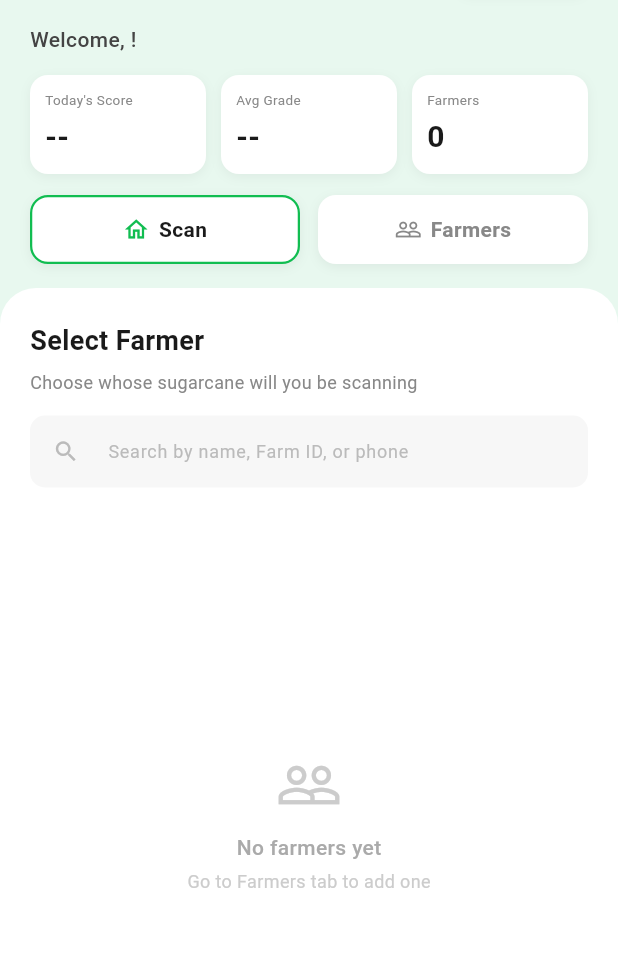
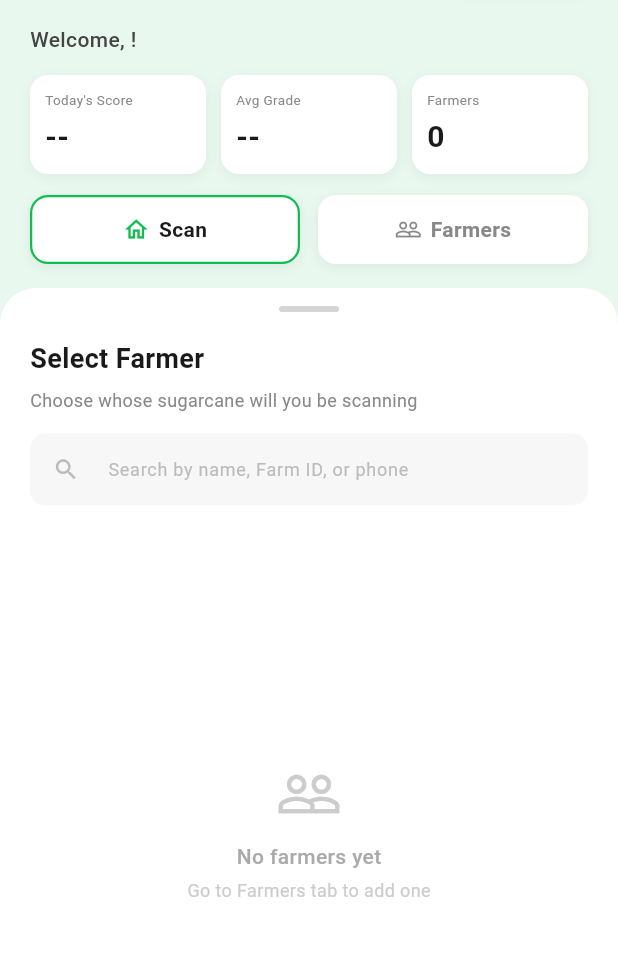
Before and after one commit to Angeloooww/CaneVision, a Flutter app: the MainPage screen opened directly, on a phone screen of 412 x 824 dp, the part 90-1046 px from its top. Run offline on Flutter 3.47's test engine with Material 3 defaults, Android fonts, the phone set to English and light mode, and no system bars; our stand-ins replace cloud_firestore, firebase_auth, firebase_core, firebase_storage, image_picker; missing offline and left inert: tflite_flutter; accounts and stored records are empty.

Commit message:
added handle to drag aUh

```diff
--- a/lib/main_page.dart
+++ b/lib/main_page.dart
@@ -11,7 +11,8 @@ class MainPage extends StatefulWidget {
   State<MainPage> createState() => _MainPageState();
 }
 
-class _MainPageState extends State<MainPage> {
+class _MainPageState extends State<MainPage>
+    with SingleTickerProviderStateMixin {
   int _selectedTab = 0; // 0 = Scan, 1 = Farmers
   int _selectedFarmerTab = 0; // 0 = Registered, 1 = New Farmer
 
@@ -34,9 +35,19 @@ class _MainPageState extends State<MainPage> {
   final FirebaseFirestore _firestore = FirebaseFirestore.instance;
   final FirebaseAuth _auth = FirebaseAuth.instance;
 
+  // ── Drag handle / expandable sheet ────────────────────────────
+  // 0.0 = normal (header visible), 1.0 = expanded (card covers the screen)
+  late final AnimationController _sheetController;
+  final GlobalKey _headerKey = GlobalKey();
+  double _headerHeight = 300; // updated with the real height at drag start
+
   @override
   void initState() {
     super.initState();
+    _sheetController = AnimationController(
+      vsync: this,
+      duration: const Duration(milliseconds: 250),
+    );
     _searchController.addListener(() {
       setState(() => _searchQuery = _searchController.text.toLowerCase());
     });
@@ -44,12 +55,50 @@ class _MainPageState extends State<MainPage> {
 
   @override
   void dispose() {
+    _sheetController.dispose();
     _searchController.dispose();
     _nameController.dispose();
     _farmIdController.dispose();
     _emailController.dispose();
     _phoneController.dispose();
     super.dispose();
+  }
+
+  void _measureHeader() {
+    final box = _headerKey.currentContext?.findRenderObject() as RenderBox?;
+    if (box != null && box.hasSize && box.size.height > 0) {
+      _headerHeight = box.size.height;
+    }
+  }
+
+  void _onHandleDragStart(DragStartDetails details) {
+    _sheetController.stop();
+    _measureHeader();
+  }
+
+  void _onHandleDragUpdate(DragUpdateDetails details) {
+    // Dragging up (negative dy) expands, dragging down collapses.
+    final delta = -details.delta.dy / _headerHeight;
+    _sheetController.value = (_sheetController.value + delta).clamp(0.0, 1.0);
+  }
+
+  void _onHandleDragEnd(DragEndDetails details) {
+    final velocity = details.primaryVelocity ?? 0;
+    double target;
+    if (velocity < -300) {
+      target = 1.0;
+    } else if (velocity > 300) {
+      target = 0.0;
+    } else {
+      target = _sheetController.value > 0.5 ? 1.0 : 0.0;
+    }
+    _sheetController.animateTo(target, curve: Curves.easeOut);
+  }
+
+  void _toggleSheet() {
+    _measureHeader();
+    final target = _sheetController.value > 0.5 ? 0.0 : 1.0;
+    _sheetController.animateTo(target, curve: Curves.easeInOut);
   }
 
   // ── Logout ────────────────────────────────────────────────────
@@ -171,10 +220,31 @@ class _MainPageState extends State<MainPage> {
         child: Column(
           crossAxisAlignment: CrossAxisAlignment.start,
           children: [
+            // ── Collapsible header (shrinks as the sheet is dragged up) ──
+            AnimatedBuilder(
+              animation: _sheetController,
+              builder: (context, child) {
+                final progress = _sheetController.value;
+                return ClipRect(
+                  child: Align(
+                    alignment: Alignment.topCenter,
+                    heightFactor: 1.0 - progress,
+                    child: Opacity(
+                      opacity: (1.0 - progress * 1.4).clamp(0.0, 1.0),
+                      child: child,
+                    ),
+                  ),
+                );
+              },
+              child: Column(
+                key: _headerKey,
+                mainAxisSize: MainAxisSize.min,
+                crossAxisAlignment: CrossAxisAlignment.start,
+                children: [
                   // ── Top App Bar ───────────────────────────────────────
                   Padding(
-              padding:
-                  const EdgeInsets.symmetric(horizontal: 20, vertical: 16),
+                    padding: const EdgeInsets.symmetric(
+                        horizontal: 20, vertical: 16),
                     child: Row(
                       children: [
                         Container(
@@ -215,7 +285,8 @@ class _MainPageState extends State<MainPage> {
                             ),
                             child: const Row(
                               children: [
-                          Icon(Icons.logout, size: 16, color: Colors.redAccent),
+                                Icon(Icons.logout,
+                                    size: 16, color: Colors.redAccent),
                                 SizedBox(width: 5),
                                 Text('Logout',
                                     style: TextStyle(
@@ -248,8 +319,9 @@ class _MainPageState extends State<MainPage> {
                     child: StreamBuilder<QuerySnapshot>(
                       stream: _firestore.collection('farmers').snapshots(),
                       builder: (context, snapshot) {
-                  final docs =
-                      snapshot.hasData ? snapshot.data!.docs : <QueryDocumentSnapshot>[];
+                        final docs = snapshot.hasData
+                            ? snapshot.data!.docs
+                            : <QueryDocumentSnapshot>[];
                         final count = docs.length;
 
                         // Grade → numeric rank (FA best=1, FF worst=6)
@@ -265,7 +337,9 @@ class _MainPageState extends State<MainPage> {
                         // Only farmers with a real grade assigned
                         final graded = docs.where((doc) {
                           final data = doc.data() as Map<String, dynamic>;
-                    final g = (data['grade'] ?? '--').toString().toUpperCase();
+                          final g = (data['grade'] ?? '--')
+                              .toString()
+                              .toUpperCase();
                           return gradeRank.containsKey(g);
                         }).toList();
 
@@ -273,10 +347,13 @@ class _MainPageState extends State<MainPage> {
                         if (graded.isNotEmpty) {
                           final total = graded.fold<int>(0, (sum, doc) {
                             final data = doc.data() as Map<String, dynamic>;
-                      final g = (data['grade'] ?? '').toString().toUpperCase();
+                            final g = (data['grade'] ?? '')
+                                .toString()
+                                .toUpperCase();
                             return sum + (gradeRank[g] ?? 0);
                           });
-                    final avg = (total / graded.length).round().clamp(1, 6);
+                          final avg =
+                              (total / graded.length).round().clamp(1, 6);
                           avgGrade = rankToGrade[avg] ?? '--';
                         }
 
@@ -331,8 +408,11 @@ class _MainPageState extends State<MainPage> {
                   ),
 
                   const SizedBox(height: 16),
+                ],
+              ),
+            ),
 
-            // ── White Card ────────────────────────────────────────
+            // ── White Card (with drag handle) ─────────────────────
             Expanded(
               child: Container(
                 width: double.infinity,
@@ -343,12 +423,44 @@ class _MainPageState extends State<MainPage> {
                     topRight: Radius.circular(24),
                   ),
                 ),
+                child: Column(
+                  children: [
+                    _buildDragHandle(),
+                    Expanded(
                       child: _selectedTab == 0
                           ? _buildScanTab()
                           : _buildFarmersTab(),
                     ),
+                  ],
+                ),
+              ),
             ),
           ],
+        ),
+      ),
+    );
+  }
+
+  // ── Drag Handle ───────────────────────────────────────────────
+  Widget _buildDragHandle() {
+    return GestureDetector(
+      behavior: HitTestBehavior.opaque,
+      onTap: _toggleSheet,
+      onVerticalDragStart: _onHandleDragStart,
+      onVerticalDragUpdate: _onHandleDragUpdate,
+      onVerticalDragEnd: _onHandleDragEnd,
+      child: SizedBox(
+        width: double.infinity,
+        height: 28, // generous touch target
+        child: Center(
+          child: Container(
+            width: 40,
+            height: 4,
+            decoration: BoxDecoration(
+              color: const Color(0xFFD5D5D5),
+              borderRadius: BorderRadius.circular(2),
+            ),
+          ),
         ),
       ),
     );
@@ -362,7 +474,7 @@ class _MainPageState extends State<MainPage> {
       crossAxisAlignment: CrossAxisAlignment.start,
       children: [
         const Padding(
-          padding: EdgeInsets.fromLTRB(20, 22, 20, 2),
+          padding: EdgeInsets.fromLTRB(20, 6, 20, 2),
           child: Text('Select Farmer',
               style: TextStyle(
                   fontSize: 18,
@@ -514,7 +626,7 @@ class _MainPageState extends State<MainPage> {
       crossAxisAlignment: CrossAxisAlignment.start,
       children: [
         const Padding(
-          padding: EdgeInsets.fromLTRB(20, 22, 20, 2),
+          padding: EdgeInsets.fromLTRB(20, 6, 20, 2),
           child: Text('Select Farmer',
               style: TextStyle(
                   fontSize: 18,
```
Lines whose indentation alone changed are shown as unchanged.
